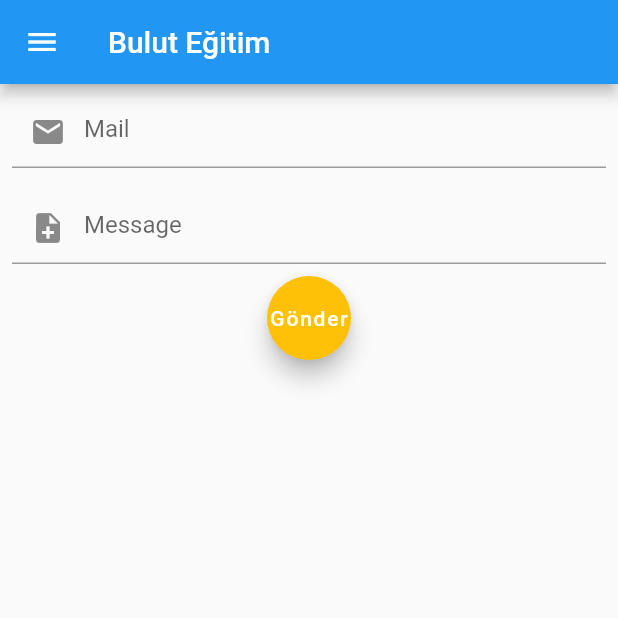
After one commit to melikegoncu/bulutegitim, a Flutter app: the Communicate_mobile screen opened directly, on a phone screen of 412 x 824 dp, the top half of it. The commit adds this screen. Run offline on Flutter 3.47's test engine with Material 2 defaults, Android fonts, the phone set to English and light mode, and no system bars; our stand-ins replace cloud_firestore, easy_sidemenu, file_picker, firebase_auth, firebase_core, firebase_storage and 3 more; accounts and stored records are empty.

Commit message:
bug fixed

```diff
--- a/lib/screens/auth/web_entrance.dart
+++ b/lib/screens/auth/web_entrance.dart
@@ -2,7 +2,7 @@ import 'package:bulutegitim/net/firebase.dart';
 import 'package:bulutegitim/screens/home/home_web.dart';
 import 'package:bulutegitim/screens/pages/admin_videos.dart';
 import 'package:bulutegitim/screens/pages/anasayfa_web.dart';
-import 'package:bulutegitim/screens/pages/communication.dart';
+import 'package:bulutegitim/screens/pages/communication_web.dart';
 import 'package:bulutegitim/screens/pages/profile_web.dart';
 import 'package:flutter/material.dart';
 import 'package:easy_sidemenu/easy_sidemenu.dart';
--- a/lib/screens/home/home_web.dart
+++ b/lib/screens/home/home_web.dart
@@ -1,5 +1,5 @@
 import 'package:bulutegitim/screens/auth/web_entrance.dart';
-import 'package:bulutegitim/screens/pages/communication.dart';
+import 'package:bulutegitim/screens/pages/communication_web.dart';
 import 'package:flutter/material.dart';
 import 'package:firebase_auth/firebase_auth.dart';
 import 'package:fluttertoast/fluttertoast.dart';
--- a/lib/screens/pages/admin_videos.dart
+++ b/lib/screens/pages/admin_videos.dart
@@ -68,12 +68,12 @@ class _AdminVideosState extends State<AdminVideos> {
                   leading:  IconButton(
               icon: Icon(Icons.video_file),
               onPressed: () {
-              Navigator.of(context).pushReplacement(MaterialPageRoute(builder: (context) => Player_web(document['url'])));
+              Navigator.of(context).push(MaterialPageRoute(builder: (context) => Player_web(document['url'])));
               },
             ),
                   subtitle:  Text("Eğitimci: " + document['instructorName'],),
                   trailing:  FloatingActionButton.extended(
-                    heroTag: "approve",
+                    heroTag: "approve$document['url']",
                     backgroundColor: Colors.amber,
                     label: Text('Onay',
                     textAlign: TextAlign.center),
--- /dev/null
+++ b/lib/screens/pages/communication_mobile.dart
@@ -0,0 +1,87 @@
+import 'package:bulutegitim/net/firebase.dart';
+import 'package:flutter/material.dart';
+
+import 'mobile_drawer.dart';
+
+class Communicate_mobile extends StatefulWidget {
+  const Communicate_mobile({Key? key}) : super(key: key);
+
+  @override
+  State<Communicate_mobile> createState() => _Communicate_mobileState();
+}
+
+class _Communicate_mobileState extends State<Communicate_mobile> {
+    final _formKey = GlobalKey<FormState>();
+    final TextEditingController _mailController = TextEditingController();
+    final TextEditingController _messageController = TextEditingController();
+
+  @override
+  Widget build(BuildContext context) {
+  var screenSize = MediaQuery.of(context).size;
+
+    return Scaffold(
+      appBar:AppBar(
+          title: const Text("Bulut Eğitim")
+        ),
+      body: Form(
+          key: _formKey,
+          child: Column(
+            children: [
+              Padding(
+                padding: const EdgeInsets.all(8.0),
+                child: TextFormField(
+                  validator: (value) {
+              if (value == null || value.isEmpty) {
+                return 'Lütfen mailinizi giriniz.';
+              }
+              else if (!value.contains('@') && !value.contains('.com')) {
+                return 'Geçersiz bir mail adresi girdiniz.';
+              }
+              return null;
+            },
+                  controller: _mailController,
+                  keyboardType: TextInputType.emailAddress,
+                  decoration: const InputDecoration(
+                    prefixIcon: Icon(Icons.mail),
+
+                    hintText: 'Mail'
+                  ),
+                ),
+              ),
+              Padding(
+                padding: const EdgeInsets.all(8.0),
+                child: TextFormField(
+                  validator: (value) {
+              if (value == null || value.isEmpty) {
+                return 'Lütfen bir mesaj giriniz.';
+              }
+              return null;
+            },
+                  controller: _messageController,
+                  keyboardType: TextInputType.name,
+                  decoration: const InputDecoration(
+                     prefixIcon: Icon(Icons.note_add),
+                    hintText: 'Message'
+                  ),
+                ),
+              ),
+              Row(
+                mainAxisAlignment: MainAxisAlignment.spaceAround,
+                children:[
+                FloatingActionButton(
+                  heroTag: "Submit",
+                  backgroundColor: Colors.amber,
+                  child: const Text('Gönder'),
+                  onPressed: ()async{
+                    commentSetup(_mailController.text, _messageController.text);
+                    _mailController.clear();
+                    _messageController.clear();
+                  },
+                )
+              ])
+            ],),
+        ),
+        drawer: NavDrawer()
+    );
+  }
+}
--- a/lib/screens/pages/play_course_web.dart
+++ b/lib/screens/pages/play_course_web.dart
@@ -1,5 +1,8 @@
+import 'package:bulutegitim/screens/pages/anasayfa_web.dart';
 import 'package:video_player/video_player.dart';
 import 'package:flutter/material.dart';
+
+import 'admin_videos.dart';
 
 class Player_web extends StatefulWidget {
   late String urlName;
@@ -34,7 +37,7 @@ class _Player_webState extends State<Player_web> {
         appBar: PreferredSize(
           preferredSize: Size(screenSize.width, 1000),
           child: IconButton(onPressed: () {
-            Navigator.pop(context);
+            Navigator.of(context).pop();
           },
           icon:  const Icon(Icons.arrow_back))),
         body: Center(
--- a/lib/screens/pages/profile_mobile.dart
+++ b/lib/screens/pages/profile_mobile.dart
@@ -27,7 +27,6 @@ class _ProfileMobileState extends State<ProfileMobile> {
         ),
         body: Container(
                       color: Colors.white,
-                      child: Center(
                       child: Form(
                           key: _formKey,
                           child: Column(
@@ -86,7 +85,7 @@ class _ProfileMobileState extends State<ProfileMobile> {
                                 padding: const EdgeInsets.all(8.0),
                                 child:
                   FloatingActionButton.extended(
-                    heroTag: "login",
+                    heroTag: "mobileupdate",
                     backgroundColor: Colors.amber,
                     label: Text('Güncelle',
                     textAlign: TextAlign.center),
@@ -107,7 +106,6 @@ class _ProfileMobileState extends State<ProfileMobile> {
                           ),
                         ),
                     ),
-                    ),
         drawer: NavDrawer()
     );
   }
--- a/lib/screens/pages/profile_web.dart
+++ b/lib/screens/pages/profile_web.dart
@@ -82,7 +82,7 @@ class _ProfileWebState extends State<ProfileWeb> {
                                   padding: const EdgeInsets.all(8.0),
                                   child:
                   FloatingActionButton.extended(
-                    heroTag: "login",
+                    heroTag: "webupdate",
                     backgroundColor: Colors.amber,
                     label: Text('Güncelle',
                     textAlign: TextAlign.center),
```
Also changed, not shown: lib/screens/home/home_mobile.dart (+51 -63 lines), lib/screens/pages/anasayfa_web.dart (+5 -13 lines), lib/screens/pages/mobile_drawer.dart (+10 -2 lines), lib/screens/pages/communication_web.dart (renamed from lib/screens/pages/communication.dart). Lines whose indentation alone changed are shown as unchanged.
